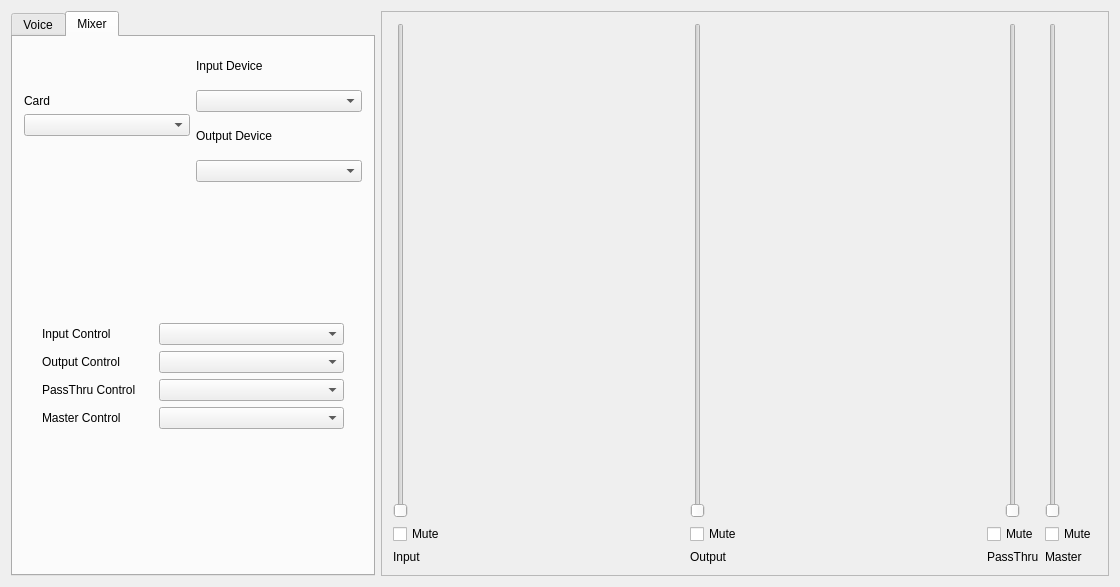
Before: the Qt Designer form mqt/mqtKeyer/KeyerMain.ui in zsteva/backup-minos2, drawn with Qt 5.
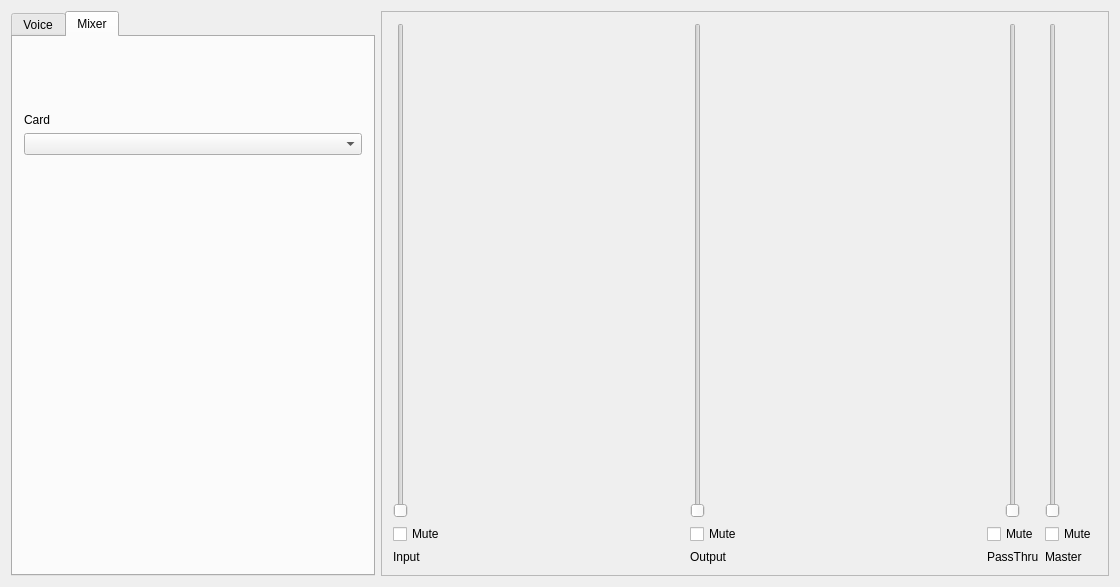
After: the same form once the commit is applied. Custom widgets are drawn as their Qt base class.

```diff
--- a/mqt/mqtKeyer/KeyerMain.ui
+++ b/mqt/mqtKeyer/KeyerMain.ui
@@ -339,42 +339,6 @@
             </item>
            </layout>
           </item>
-          <item>
-           <layout class="QVBoxLayout" name="verticalLayout_9">
-            <item>
-             <layout class="QVBoxLayout" name="verticalLayout">
-              <item>
-               <widget class="QLabel" name="label">
-                <property name="text">
-                 <string>Input Device</string>
-                </property>
-               </widget>
-              </item>
-              <item>
-               <widget class="QComboBox" name="inputDeviceCombo">
-                <property name="sizeAdjustPolicy">
-                 <enum>QComboBox::AdjustToContents</enum>
-                </property>
-               </widget>
-              </item>
-             </layout>
-            </item>
-            <item>
-             <layout class="QVBoxLayout" name="verticalLayout_8">
-              <item>
-               <widget class="QLabel" name="label_2">
-                <property name="text">
-                 <string>Output Device</string>
-                </property>
-               </widget>
-              </item>
-              <item>
-               <widget class="QComboBox" name="outputDeviceCombo"/>
-              </item>
-             </layout>
-            </item>
-           </layout>
-          </item>
          </layout>
         </item>
         <item>
@@ -390,76 +354,6 @@
           </property>
          </spacer>
         </item>
-        <item>
-         <layout class="QGridLayout" name="gridLayout" columnstretch="1,6,10,1">
-          <item row="0" column="1">
-           <widget class="QLabel" name="label_12">
-            <property name="text">
-             <string>Input Control</string>
-            </property>
-           </widget>
-          </item>
-          <item row="0" column="2">
-           <widget class="QComboBox" name="inputControlCombo"/>
-          </item>
-          <item row="1" column="1">
-           <widget class="QLabel" name="label_14">
-            <property name="text">
-             <string>Output Control</string>
-            </property>
-           </widget>
-          </item>
-          <item row="1" column="2">
-           <widget class="QComboBox" name="outputControlCombo"/>
-          </item>
-          <item row="2" column="0">
-           <spacer name="horizontalSpacer_10">
-            <property name="orientation">
-             <enum>Qt::Horizontal</enum>
-            </property>
-            <property name="sizeHint" stdset="0">
-             <size>
-              <width>40</width>
-              <height>20</height>
-             </size>
-            </property>
-           </spacer>
-          </item>
-          <item row="2" column="1">
-           <widget class="QLabel" name="label_16">
-            <property name="text">
-             <string>PassThru Control</string>
-            </property>
-           </widget>
-          </item>
-          <item row="2" column="2">
-           <widget class="QComboBox" name="passthruControlCombo"/>
-          </item>
-          <item row="2" column="3">
-           <spacer name="horizontalSpacer_11">
-            <property name="orientation">
-             <enum>Qt::Horizontal</enum>
-            </property>
-            <property name="sizeHint" stdset="0">
-             <size>
-              <width>40</width>
-              <height>20</height>
-             </size>
-            </property>
-           </spacer>
-          </item>
-          <item row="3" column="1">
-           <widget class="QLabel" name="label_13">
-            <property name="text">
-             <string>Master Control</string>
-            </property>
-           </widget>
-          </item>
-          <item row="3" column="2">
-           <widget class="QComboBox" name="masterControlCombo"/>
-          </item>
-         </layout>
-        </item>
         <item>
          <spacer name="verticalSpacer_4">
           <property name="orientation">
```
